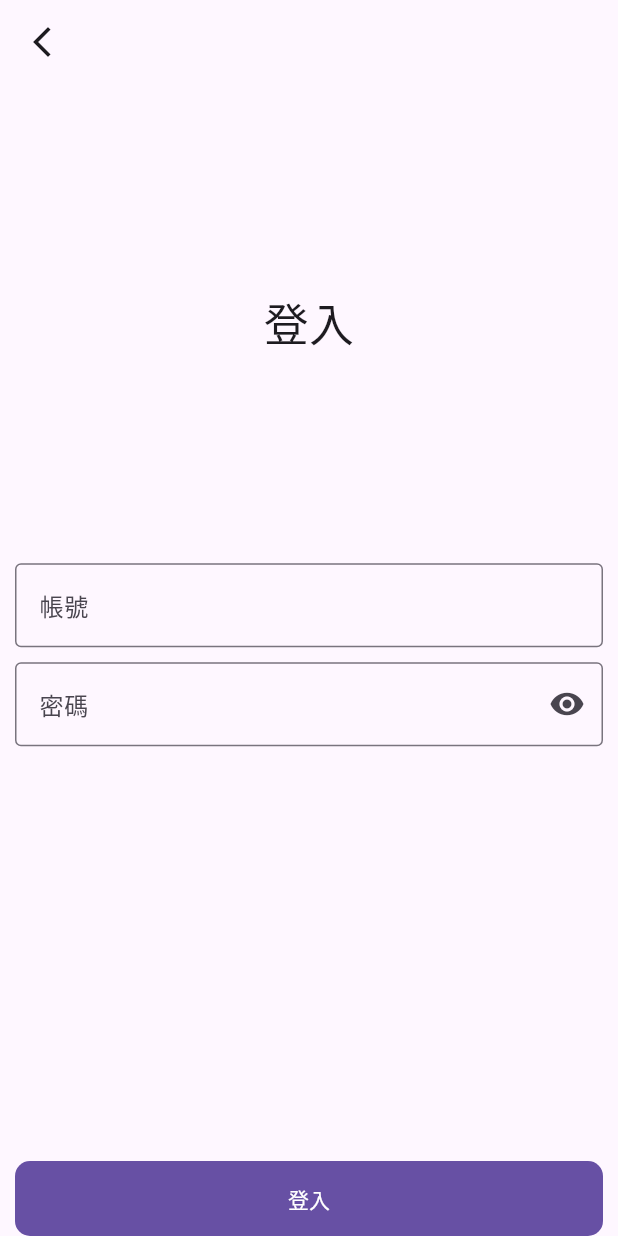
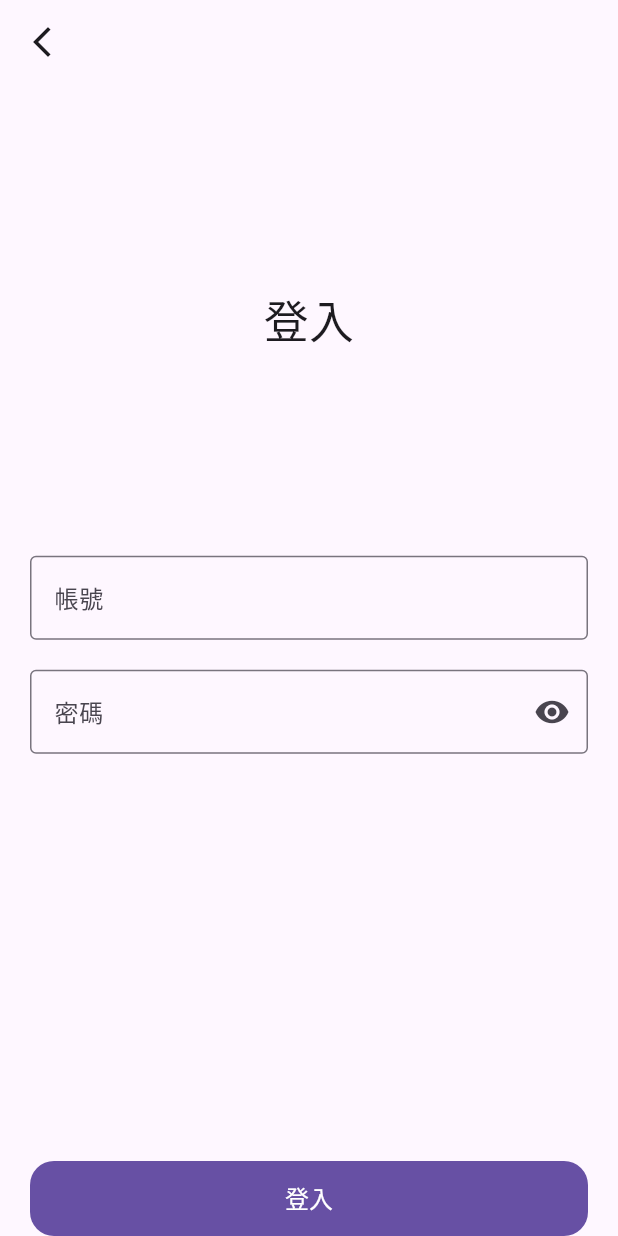
Before and after one commit to rayliu0712/go_router_example, a Flutter app: the screen it shows after launch, after a tap on "登入", on a phone screen of 412 x 824 dp. Run offline on Flutter 3.47's test engine with Material 3 defaults, Android fonts, the phone set to English and light mode, and no system bars; our stand-ins replace go_router.

Commit message:
soft button style

```diff
--- a/lib/guest/guest.dart
+++ b/lib/guest/guest.dart
@@ -1,7 +1,7 @@
 import 'dart:developer';
 import 'package:flutter/material.dart';
+import 'package:go_router/go_router.dart';
 import 'package:go_router_example/util/style.dart';
-import 'package:go_router/go_router.dart';
 
 class GuestPage extends StatelessWidget {
   const GuestPage({super.key});
@@ -11,7 +11,7 @@ class GuestPage extends StatelessWidget {
     return Scaffold(
       body: SafeArea(
         child: Padding(
-          padding: EdgeInsets.symmetric(horizontal: 10),
+          padding: EdgeInsets.symmetric(horizontal: 20),
           child: Column(
             crossAxisAlignment: CrossAxisAlignment.stretch,
             children: [
@@ -23,19 +23,19 @@ class GuestPage extends StatelessWidget {
               ),
               Spacer(),
               FilledButton(
-                style: makeFilledPageButtonStyle(),
+                style: filledSoftButtonStyle(),
+                onPressed: () {
+                  goLoginPage(context);
+                },
+                child: Text('登入', style: softButtonTextStyle()),
+              ),
+              SizedBox(height: 10),
+              OutlinedButton(
+                style: outlinedSoftButtonStyle(),
                 onPressed: () {
                   goRegisterPage(context);
                 },
-                child: Text('註冊'),
-              ),
-              SizedBox(height: 10),
-              OutlinedButton(
-                style: makeOutlinedPageButtonStyle(),
-                onPressed: () {
-                  goLoginPage(context);
-                },
-                child: Text('登入'),
+                child: Text('註冊', style: softButtonTextStyle()),
               ),
             ],
           ),
--- a/lib/guest/login.dart
+++ b/lib/guest/login.dart
@@ -1,6 +1,6 @@
 import 'package:flutter/material.dart';
+import 'package:go_router/go_router.dart';
 import 'package:go_router_example/util/style.dart';
-import 'package:go_router/go_router.dart';
 
 class LoginPage extends StatefulWidget {
   const LoginPage({super.key});
@@ -26,7 +26,7 @@ class _LoginPageState extends State<LoginPage> {
       ),
       body: SafeArea(
         child: Padding(
-          padding: EdgeInsets.symmetric(horizontal: 10),
+          padding: EdgeInsets.symmetric(horizontal: 20),
           child: Form(
             autovalidateMode: AutovalidateMode.onUnfocus,
             key: _formKey,
@@ -53,7 +53,7 @@ class _LoginPageState extends State<LoginPage> {
                     border: OutlineInputBorder(),
                   ),
                 ),
-                SizedBox(height: 10),
+                SizedBox(height: 20),
                 TextFormField(
                   focusNode: _passwordFocusNode,
                   textInputAction: TextInputAction.go,
@@ -83,9 +83,9 @@ class _LoginPageState extends State<LoginPage> {
                 ),
                 Spacer(flex: 2),
                 FilledButton(
-                  style: makeFilledPageButtonStyle(),
+                  style: filledSoftButtonStyle(),
                   onPressed: _tryLogIn,
-                  child: Text('登入'),
+                  child: Text('登入', style: softButtonTextStyle()),
                 ),
               ],
             ),
--- a/lib/guest/register.dart
+++ b/lib/guest/register.dart
@@ -1,6 +1,6 @@
-import "package:flutter/material.dart";
-import "package:go_router_example/util/style.dart";
-import "package:go_router/go_router.dart";
+import 'package:flutter/material.dart';
+import 'package:go_router/go_router.dart';
+import 'package:go_router_example/util/style.dart';
 
 class RegisterPage extends StatefulWidget {
   const RegisterPage({super.key});
@@ -26,7 +26,7 @@ class _RegisterPageState extends State<RegisterPage> {
       ),
       body: SafeArea(
         child: Padding(
-          padding: EdgeInsets.symmetric(horizontal: 10),
+          padding: EdgeInsets.symmetric(horizontal: 20),
           child: Form(
             autovalidateMode: AutovalidateMode.onUnfocus,
             key: _formKey,
@@ -53,7 +53,7 @@ class _RegisterPageState extends State<RegisterPage> {
                     border: OutlineInputBorder(),
                   ),
                 ),
-                SizedBox(height: 10),
+                SizedBox(height: 20),
                 TextFormField(
                   focusNode: _passwordFocusNode,
                   obscureText: _obscureText,
@@ -79,9 +79,9 @@ class _RegisterPageState extends State<RegisterPage> {
                 ),
                 Spacer(flex: 2),
                 FilledButton(
-                  style: makeFilledPageButtonStyle(),
+                  style: filledSoftButtonStyle(),
                   onPressed: _tryRegister,
-                  child: Text('註冊'),
+                  child: Text('註冊', style: softButtonTextStyle()),
                 ),
               ],
             ),
--- a/lib/main.dart
+++ b/lib/main.dart
@@ -101,7 +101,13 @@ class MainApp extends StatelessWidget {
   Widget build(BuildContext context) {
     return MaterialApp.router(
       routerConfig: router,
-      darkTheme: ThemeData.dark(useMaterial3: true),
+      darkTheme: ThemeData.from(
+        colorScheme: ColorScheme.fromSeed(
+          seedColor: Colors.blueAccent,
+          brightness: Brightness.dark,
+        ),
+        useMaterial3: true,
+      ),
     );
   }
 }
--- a/lib/util/style.dart
+++ b/lib/util/style.dart
@@ -1,15 +1,19 @@
 import 'package:flutter/material.dart';
 
-ButtonStyle makeFilledPageButtonStyle() {
+ButtonStyle filledSoftButtonStyle() {
   return FilledButton.styleFrom(
-    shape: RoundedRectangleBorder(borderRadius: BorderRadius.circular(10)),
-    fixedSize: Size.fromHeight(50),
+    shape: RoundedRectangleBorder(borderRadius: BorderRadius.circular(16)),
+    minimumSize: Size.fromHeight(50),
   );
 }
 
-ButtonStyle makeOutlinedPageButtonStyle() {
+ButtonStyle outlinedSoftButtonStyle() {
   return OutlinedButton.styleFrom(
-    shape: RoundedRectangleBorder(borderRadius: BorderRadius.circular(10)),
-    fixedSize: Size.fromHeight(50),
+    shape: RoundedRectangleBorder(borderRadius: BorderRadius.circular(16)),
+    minimumSize: Size.fromHeight(50),
   );
 }
+
+TextStyle softButtonTextStyle() {
+  return TextStyle(fontSize: 16, fontWeight: FontWeight.w300);
+}
```
